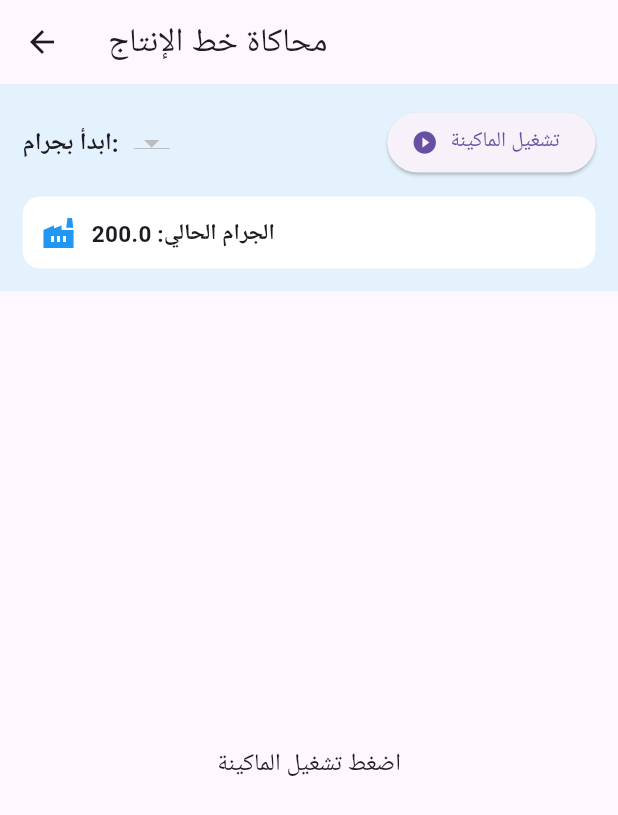
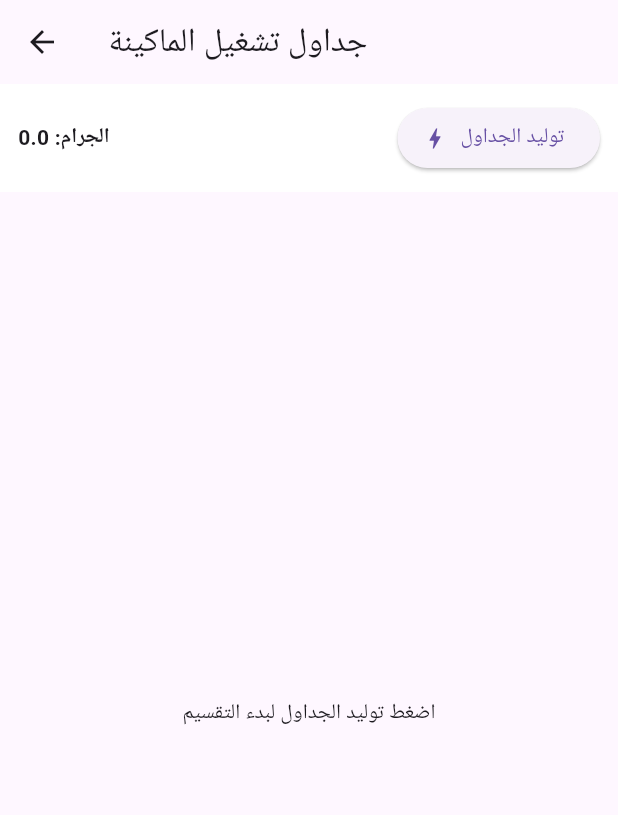
Before and after one commit to shadymohamedabdo/production_planner, a Flutter app: the screen it shows after launch, in the side drawer, after a tap on "التخطيط والمحاكاة", on a phone screen of 412 x 824 dp. Shown: the top 815 px of the screen. Run offline on Flutter 3.47's test engine with Material 3 defaults, Android fonts, the phone set to English and light mode, and no system bars; our stand-ins replace pdf, printing, sqflite_common_ffi; accounts and stored records are empty; Roboto replaces fonts that are missing (Cairo).

Commit message:
simple table

```diff
--- a/lib/screens/planning_screen.dart
+++ b/lib/screens/planning_screen.dart
@@ -1,385 +1,78 @@
-// screens/planning_screen.dart
-
 import 'package:flutter/material.dart';
-
 import '../algorithms/planning_algorithm..dart';
 import '../models/order.dart';
 import '../models/plan.dart';
-import '../widgets/plan_card.dart';
 
 class PlanningScreen extends StatefulWidget {
   final List<Order> orders;
-
-  const PlanningScreen({
-    Key? key,
-    required this.orders,
-  }) : super(key: key);
+  const PlanningScreen({Key? key, required this.orders}) : super(key: key);
 
   @override
   State<PlanningScreen> createState() => _PlanningScreenState();
 }
 
 class _PlanningScreenState extends State<PlanningScreen> {
-
-  final List<ProductionPlan> _visiblePlans = [];
-
-  final GlobalKey<AnimatedListState> _listKey =
-  GlobalKey<AnimatedListState>();
-
+  List<ProductionPlan> _allPlans = [];
   bool _isGenerating = false;
-
   late List<double> _availableGrams;
-
   late double _selectedPriorityGram;
 
   @override
   void initState() {
     super.initState();
-
-    /// جلب الجرامات المتاحة
-    _availableGrams =
-        widget.orders.map((o) => o.grams).toSet().toList();
-
-    /// ترتيب الجرامات
-    _availableGrams.sort();
-
-    _selectedPriorityGram =
-    _availableGrams.isNotEmpty
-        ? _availableGrams.first
-        : 200.0;
+    _availableGrams = widget.orders.map((o) => o.grams).toSet().toList()..sort();
+    _selectedPriorityGram = _availableGrams.isNotEmpty ? _availableGrams.first : 0.0;
   }
 
-  Future<void> _clearAnimatedList() async {
-
-    for (int i = _visiblePlans.length - 1; i >= 0; i--) {
-
-      final removedItem = _visiblePlans.removeAt(i);
-
-      _listKey.currentState?.removeItem(
-        i,
-            (context, animation) {
-          return SizeTransition(
-            sizeFactor: animation,
-            child: PlanCard(
-              plan: removedItem,
-              index: i,
-            ),
-          );
-        },
-        duration: const Duration(milliseconds: 250),
-      );
-    }
-
-    await Future.delayed(const Duration(milliseconds: 300));
+  void _startProduction() {
+    setState(() => _isGenerating = true);
+    final results = PlanningAlgorithm.generatePlans(widget.orders, [_selectedPriorityGram, ..._availableGrams.where((g) => g != _selectedPriorityGram)]);
+    setState(() {
+      _allPlans = results;
+      _isGenerating = false;
+    });
   }
 
-  Future<void> _startProduction() async {
-    if (_isGenerating) return;
+  // دالة لتقسيم النقلات لمجموعات (كل ما المقاسات تتغير يعمل جدول جديد)
+  List<List<dynamic>> _groupPlans() {
+    if (_allPlans.isEmpty) return [];
 
-    setState(() => _isGenerating = true);
-    await _clearAnimatedList();
+    List<List<dynamic>> groups = [];
+    List<int> currentGroupIndices = [0];
 
-    List<double> priority = [_selectedPriorityGram];
-    priority.addAll(_availableGrams.where((g) => g != _selectedPriorityGram));
+    for (int i = 1; i < _allPlans.length; i++) {
+      // بنقارن المقاسات في النقلة الحالية بالنقلة اللي قبلها
+      var currentItems = _allPlans[i].items.map((e) => e.width).toSet();
+      var prevItems = _allPlans[i-1].items.map((e) => e.width).toSet();
 
-    // تشغيل الخوارزمية المحدثة
-    final allPlans = PlanningAlgorithm.generatePlans(widget.orders, priority);
-
-    if (allPlans.isEmpty) {
-      // لو لسه مفيش خطط، نظهر رسالة تنبيه
-      ScaffoldMessenger.of(context).showSnackBar(
-        const SnackBar(content: Text("لا يوجد طلبات كافية لبدء التشغيل!")),
-      );
-    } else {
-      for (int i = 0; i < allPlans.length; i++) {
-        await Future.delayed(const Duration(milliseconds: 300));
-        _visiblePlans.add(allPlans[i]);
-        _listKey.currentState?.insertItem(_visiblePlans.length - 1);
+      if (currentItems.length == prevItems.length && currentItems.containsAll(prevItems)) {
+        currentGroupIndices.add(i);
+      } else {
+        groups.add(currentGroupIndices);
+        currentGroupIndices = [i];
       }
     }
-
-    setState(() => _isGenerating = false);
-  }
-  Color _getEfficiencyColor(double totalWidth) {
-
-    if (totalWidth >= 4.90) {
-      return Colors.green;
-    }
-
-    if (totalWidth >= 4.85) {
-      return Colors.orange;
-    }
-
-    return Colors.red;
+    groups.add(currentGroupIndices);
+    return groups;
   }
 
   @override
   Widget build(BuildContext context) {
+    var groupedIndices = _groupPlans();
 
     return Scaffold(
-
-      appBar: AppBar(
-        title: const Text(
-          'محاكاة خط الإنتاج',
-        ),
-      ),
-
+      appBar: AppBar(title: const Text('جداول تشغيل الماكينة')),
       body: Column(
-
         children: [
-
-          /// شريط التحكم العلوي
-          Container(
-
-            padding: const EdgeInsets.all(15),
-
-            color: Colors.blue.shade50,
-
-            child: Column(
-
-              children: [
-
-                Row(
-
-                  children: [
-
-                    const Text(
-                      "ابدأ بجرام:",
-                      style: TextStyle(
-                        fontWeight: FontWeight.bold,
-                        fontSize: 16,
-                      ),
-                    ),
-
-                    const SizedBox(width: 10),
-
-                    DropdownButton<double>(
-
-                      value: _selectedPriorityGram,
-
-                      items: _availableGrams.map((g) {
-
-                        return DropdownMenuItem<double>(
-                          value: g,
-                          child: Text(
-                            g.toString(),
-                          ),
-                        );
-
-                      }).toList(),
-
-                      onChanged: _isGenerating
-                          ? null
-                          : (val) {
-
-                        setState(() {
-                          _selectedPriorityGram = val!;
-                        });
-
-                      },
-                    ),
-
-                    const Spacer(),
-
-                    ElevatedButton.icon(
-
-                      onPressed: _isGenerating
-                          ? null
-                          : _startProduction,
-
-                      icon: Icon(
-                        _isGenerating
-                            ? Icons.settings
-                            : Icons.play_circle_fill,
-                      ),
-
-                      label: Text(
-                        _isGenerating
-                            ? "جاري التشغيل..."
-                            : "تشغيل الماكينة",
-                      ),
-                    ),
-                  ],
-                ),
-
-                const SizedBox(height: 12),
-
-                /// عرض الجرام الحالي
-                Container(
-
-                  width: double.infinity,
-
-                  padding: const EdgeInsets.all(12),
-
-                  decoration: BoxDecoration(
-                    color: Colors.white,
-                    borderRadius: BorderRadius.circular(12),
-                  ),
-
-                  child: Row(
-
-                    children: [
-
-                      const Icon(
-                        Icons.factory,
-                        color: Colors.blue,
-                      ),
-
-                      const SizedBox(width: 10),
-
-                      Text(
-                        "الجرام الحالي: $_selectedPriorityGram",
-                        style: const TextStyle(
-                          fontWeight: FontWeight.bold,
-                          fontSize: 15,
-                        ),
-                      ),
-                    ],
-                  ),
-                ),
-              ],
-            ),
-          ),
-
-          /// قائمة النقلات
+          _buildHeaderControl(),
           Expanded(
-
-            child: _visiblePlans.isEmpty
-
-                ? Center(
-
-              child: Text(
-                _isGenerating
-                    ? "جاري إنشاء خطة التشغيل..."
-                    : "اضغط تشغيل الماكينة",
-                style: const TextStyle(
-                  fontSize: 16,
-                ),
-              ),
-            )
-
-                : AnimatedList(
-
-              key: _listKey,
-
-              initialItemCount: _visiblePlans.length,
-
+            child: _allPlans.isEmpty
+                ? const Center(child: Text("اضغط توليد الجداول لبدء التقسيم"))
+                : ListView.builder(
               padding: const EdgeInsets.all(10),
-
-              itemBuilder:
-                  (context, index, animation) {
-
-                final plan =
-                _visiblePlans[index];
-
-                return SlideTransition(
-
-                  position: animation.drive(
-
-                    Tween(
-                      begin: const Offset(0, 1),
-                      end: Offset.zero,
-                    ),
-                  ),
-
-                  child: Container(
-
-                    margin: const EdgeInsets.only(
-                      bottom: 12,
-                    ),
-
-                    decoration: BoxDecoration(
-
-                      borderRadius:
-                      BorderRadius.circular(16),
-
-                      border: Border.all(
-                        color: _getEfficiencyColor(
-                          plan.totalWidth,
-                        ),
-                        width: 2,
-                      ),
-                    ),
-
-                    child: Column(
-
-                      children: [
-
-                        /// بيانات التشغيل
-                        Container(
-
-                          padding:
-                          const EdgeInsets.all(12),
-
-                          decoration: BoxDecoration(
-
-                            color: _getEfficiencyColor(
-                              plan.totalWidth,
-                            ).withOpacity(0.08),
-
-                            borderRadius:
-                            const BorderRadius.only(
-                              topLeft:
-                              Radius.circular(16),
-                              topRight:
-                              Radius.circular(16),
-                            ),
-                          ),
-
-                          child: Row(
-
-                            mainAxisAlignment:
-                            MainAxisAlignment
-                                .spaceBetween,
-
-                            children: [
-
-                              Text(
-                                "نقلة ${index + 1}",
-                                style: const TextStyle(
-                                  fontWeight:
-                                  FontWeight.bold,
-                                  fontSize: 16,
-                                ),
-                              ),
-
-                              Column(
-
-                                crossAxisAlignment:
-                                CrossAxisAlignment.end,
-
-                                children: [
-
-                                  Text(
-                                    "الإجمالي: ${plan.totalWidth.toStringAsFixed(2)} م",
-                                  ),
-
-                                  Text(
-                                    "الهالك: ${plan.waste.toStringAsFixed(2)} م",
-                                    style: TextStyle(
-                                      color:
-                                      _getEfficiencyColor(
-                                        plan.totalWidth,
-                                      ),
-                                      fontWeight:
-                                      FontWeight.bold,
-                                    ),
-                                  ),
-                                ],
-                              ),
-                            ],
-                          ),
-                        ),
-
-                        /// تفاصيل النقلة
-                        PlanCard(
-                          plan: plan,
-                          index: index,
-                        ),
-                      ],
-                    ),
-                  ),
-                );
+              itemCount: groupedIndices.length,
+              itemBuilder: (context, gIndex) {
+                return _buildBatchTable(groupedIndices[gIndex] as List<int>);
               },
             ),
           ),
@@ -387,4 +80,99 @@ class _PlanningScreenState extends State<PlanningScreen> {
       ),
     );
   }
+
+  // بناء الجدول المنفصل لكل مجموعة مقاسات
+  Widget _buildBatchTable(List<int> indices) {
+    // أول نقلة عشان نعرف البيانات المشتركة للمجموعة
+    var firstPlan = _allPlans[indices.first];
+
+    return Container(
+      margin: const EdgeInsets.only(bottom: 30),
+      decoration: BoxDecoration(
+        border: Border.all(color: Colors.black, width: 1.2), // حدود سوداء واضحة
+      ),
+      child: Column(
+        children: [
+          // صف عناوين الجدول (Header) - نفس ترتيب الصورة
+          Container(
+            color: Colors.grey.shade300,
+            padding: const EdgeInsets.symmetric(vertical: 10),
+            child: Row(
+              children: const [
+                Expanded(flex: 1, child: Text("م", textAlign: TextAlign.center, style: TextStyle(fontWeight: FontWeight.bold))),
+                Expanded(flex: 3, child: Text("اسم العميل", textAlign: TextAlign.center, style: TextStyle(fontWeight: FontWeight.bold))),
+                Expanded(flex: 2, child: Text("الجرام", textAlign: TextAlign.center, style: TextStyle(fontWeight: FontWeight.bold))),
+                Expanded(flex: 3, child: Text("المقاسات", textAlign: TextAlign.center, style: TextStyle(fontWeight: FontWeight.bold))),
+                Expanded(flex: 2, child: Text("عدد البكر", textAlign: TextAlign.center, style: TextStyle(fontWeight: FontWeight.bold))),
+                Expanded(flex: 2, child: Text("الإجمالي", textAlign: TextAlign.center, style: TextStyle(fontWeight: FontWeight.bold))),
+                Expanded(flex: 1, child: Text("هالك", textAlign: TextAlign.center, style: TextStyle(fontWeight: FontWeight.bold))),
+              ],
+            ),
+          ),
+          const Divider(height: 1, color: Colors.black), // خط فاصل أسود
+
+          // عرض النقلات (الأسطر)
+          ...indices.map((idx) {
+            var plan = _allPlans[idx];
+
+            // تجميع أسماء العملاء لو النقلة فيها أكتر من عميل
+            String customerNames = plan.items.map((e) => e.customerName).toSet().join(" / ");
+            // تجميع المقاسات (مثلاً 1.5 + 1.8)
+            String detailedSizes = plan.items.map((e) => e.width).join(" + ");
+
+            return Column(
+              children: [
+                Padding(
+                  padding: const EdgeInsets.symmetric(vertical: 12),
+                  child: Row(
+                    children: [
+                      // رقم النقلة
+                      Expanded(flex: 1, child: Text("${idx + 1}", textAlign: TextAlign.center, style: const TextStyle(fontWeight: FontWeight.w500))),
+
+                      // اسم العميل
+                      Expanded(flex: 3, child: Text(customerNames, textAlign: TextAlign.center, style: const TextStyle(fontSize: 12))),
+
+                      // الجرام
+                      Expanded(flex: 2, child: Text("${plan.grams.toInt()}", textAlign: TextAlign.center)),
+
+                      // المقاسات (السكاكين)
+                      Expanded(flex: 3, child: Text(detailedSizes, textAlign: TextAlign.center, style: const TextStyle(fontWeight: FontWeight.bold, fontSize: 13))),
+
+                      // عدد البكر في النقلة
+                      Expanded(flex: 2, child: Text("${plan.items.length}", textAlign: TextAlign.center)),
+
+                      // إجمالي عرض النقلة
+                      Expanded(flex: 2, child: Text("${plan.totalWidth.toStringAsFixed(2)}", textAlign: TextAlign.center, style: const TextStyle(color: Colors.blue, fontWeight: FontWeight.bold))),
+
+                      // الهالك
+                      Expanded(flex: 1, child: Text("${plan.waste.toStringAsFixed(2)}", textAlign: TextAlign.center, style: const TextStyle(color: Colors.red, fontWeight: FontWeight.bold))),
+                    ],
+                  ),
+                ),
+                // خط فاصل بين كل نقلة والتانية
+                if (idx != indices.last) const Divider(height: 1, color: Colors.black12),
+              ],
+            );
+          }).toList(),
+        ],
+      ),
+    );
+  }
+  Widget _buildHeaderControl() {
+    return Container(
+      padding: const EdgeInsets.all(12),
+      color: Colors.white,
+      child: Row(
+        mainAxisAlignment: MainAxisAlignment.spaceBetween,
+        children: [
+          Text("الجرام: $_selectedPriorityGram", style: const TextStyle(fontWeight: FontWeight.bold)),
+          ElevatedButton.icon(
+            onPressed: _startProduction,
+            icon: const Icon(Icons.bolt),
+            label: Text(_isGenerating ? "جاري الحساب..." : "توليد الجداول"),
+          ),
+        ],
+      ),
+    );
+  }
 }
```
